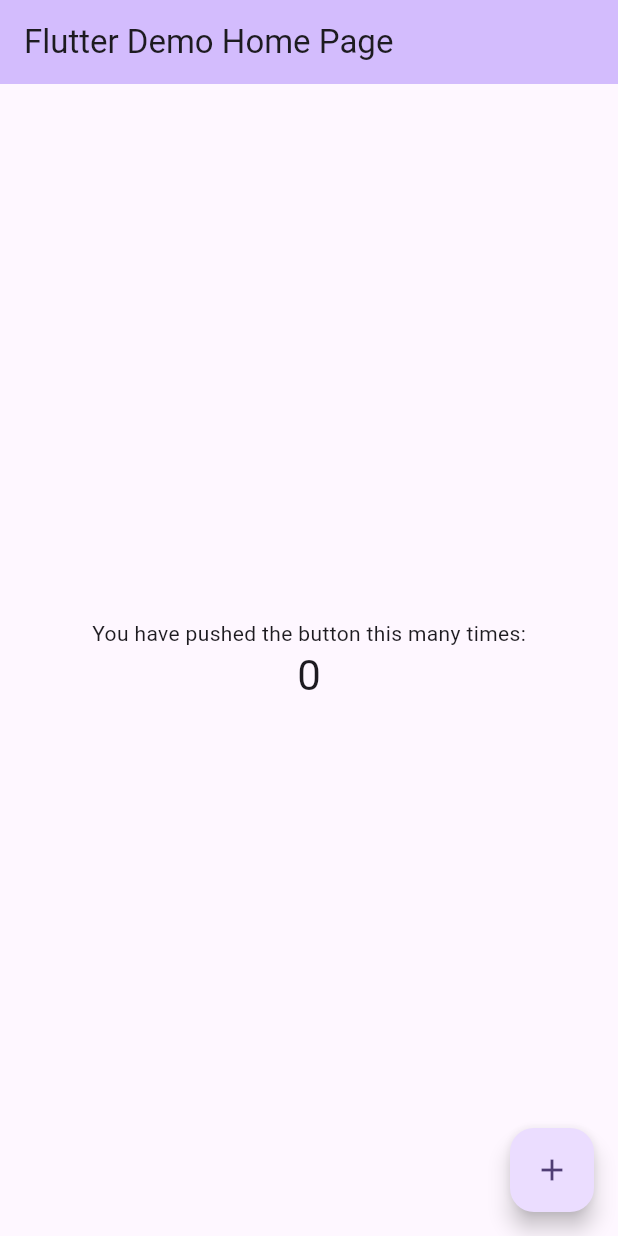
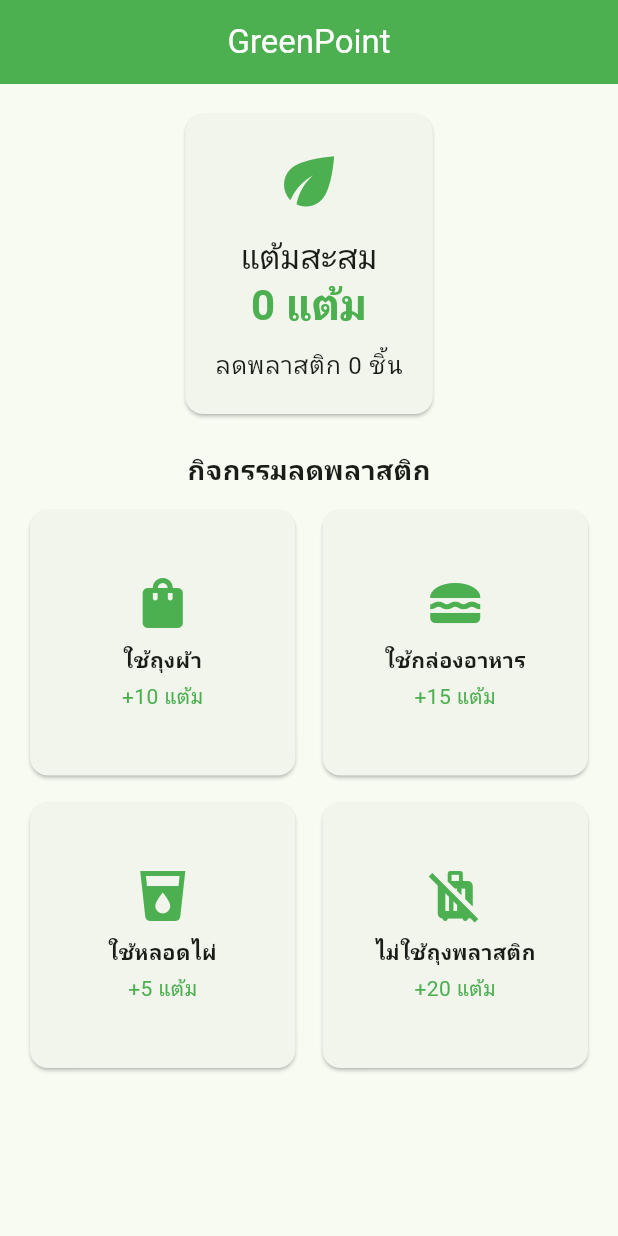
Before and after one commit to SirimongkolMannubut/flutter_GreenPoint, a Flutter app: the screen it shows after launch, on a phone screen of 412 x 824 dp. Run offline on Flutter 3.47's test engine with Material 3 defaults, Android fonts, the phone set to English and light mode, and no system bars.

Commit message:
Create GreenPoint app - Point collection system for plastic reduction campaign

```diff
--- a/lib/main.dart
+++ b/lib/main.dart
@@ -1,39 +1,40 @@
 import 'package:flutter/material.dart';
 
 void main() {
-  runApp(const MyApp());
+  runApp(const GreenPointApp());
 }
 
-class MyApp extends StatelessWidget {
-  const MyApp({super.key});
+class GreenPointApp extends StatelessWidget {
+  const GreenPointApp({super.key});
 
   @override
   Widget build(BuildContext context) {
     return MaterialApp(
-      title: 'Flutter Demo',
+      title: 'GreenPoint',
       theme: ThemeData(
-        colorScheme: ColorScheme.fromSeed(seedColor: Colors.deepPurple),
+        colorScheme: ColorScheme.fromSeed(seedColor: Colors.green),
+        useMaterial3: true,
       ),
-      home: const MyHomePage(title: 'Flutter Demo Home Page'),
+      home: const HomePage(),
     );
   }
 }
 
-class MyHomePage extends StatefulWidget {
-  const MyHomePage({super.key, required this.title});
-
-  final String title;
+class HomePage extends StatefulWidget {
+  const HomePage({super.key});
 
   @override
-  State<MyHomePage> createState() => _MyHomePageState();
+  State<HomePage> createState() => _HomePageState();
 }
 
-class _MyHomePageState extends State<MyHomePage> {
-  int _counter = 0;
+class _HomePageState extends State<HomePage> {
+  int _points = 0;
+  int _plasticReduced = 0;
 
-  void _incrementCounter() {
+  void _addPoints(int points, int plastic) {
     setState(() {
-      _counter++;
+      _points += points;
+      _plasticReduced += plastic;
     });
   }
 
@@ -41,25 +42,69 @@ class _MyHomePageState extends State<MyHomePage> {
   Widget build(BuildContext context) {
     return Scaffold(
       appBar: AppBar(
-        backgroundColor: Theme.of(context).colorScheme.inversePrimary,
-        title: Text(widget.title),
+        backgroundColor: Colors.green,
+        foregroundColor: Colors.white,
+        title: const Text('GreenPoint'),
+        centerTitle: true,
       ),
-      body: Center(
+      body: Padding(
+        padding: const EdgeInsets.all(16.0),
         child: Column(
-          mainAxisAlignment: MainAxisAlignment.center,
-          children: <Widget>[
-            const Text('You have pushed the button this many times:'),
-            Text(
-              '$_counter',
-              style: Theme.of(context).textTheme.headlineMedium,
+          children: [
+            Card(
+              child: Padding(
+                padding: const EdgeInsets.all(20.0),
+                child: Column(
+                  children: [
+                    const Icon(Icons.eco, size: 50, color: Colors.green),
+                    const SizedBox(height: 10),
+                    Text('แต้มสะสม', style: Theme.of(context).textTheme.titleLarge),
+                    Text('$_points แต้ม', style: Theme.of(context).textTheme.headlineMedium?.copyWith(color: Colors.green, fontWeight: FontWeight.bold)),
+                    const SizedBox(height: 10),
+                    Text('ลดพลาสติก $_plasticReduced ชิ้น', style: Theme.of(context).textTheme.bodyLarge),
+                  ],
+                ),
+              ),
+            ),
+            const SizedBox(height: 20),
+            const Text('กิจกรรมลดพลาสติก', style: TextStyle(fontSize: 18, fontWeight: FontWeight.bold)),
+            const SizedBox(height: 10),
+            Expanded(
+              child: GridView.count(
+                crossAxisCount: 2,
+                crossAxisSpacing: 10,
+                mainAxisSpacing: 10,
+                children: [
+                  _buildActivityCard('ใช้ถุงผ้า', Icons.shopping_bag, 10, 1),
+                  _buildActivityCard('ใช้กล่องอาหาร', Icons.lunch_dining, 15, 1),
+                  _buildActivityCard('ใช้หลอดไผ่', Icons.local_drink, 5, 1),
+                  _buildActivityCard('ไม่ใช้ถุงพลาสติก', Icons.no_luggage, 20, 2),
+                ],
+              ),
             ),
           ],
         ),
       ),
-      floatingActionButton: FloatingActionButton(
-        onPressed: _incrementCounter,
-        tooltip: 'Increment',
-        child: const Icon(Icons.add),
+    );
+  }
+
+  Widget _buildActivityCard(String title, IconData icon, int points, int plastic) {
+    return Card(
+      child: InkWell(
+        onTap: () => _addPoints(points, plastic),
+        child: Padding(
+          padding: const EdgeInsets.all(16.0),
+          child: Column(
+            mainAxisAlignment: MainAxisAlignment.center,
+            children: [
+              Icon(icon, size: 40, color: Colors.green),
+              const SizedBox(height: 8),
+              Text(title, textAlign: TextAlign.center, style: const TextStyle(fontWeight: FontWeight.bold)),
+              const SizedBox(height: 4),
+              Text('+$points แต้ม', style: const TextStyle(color: Colors.green)),
+            ],
+          ),
+        ),
       ),
     );
   }
```
Also changed, not shown: 2 other files.
